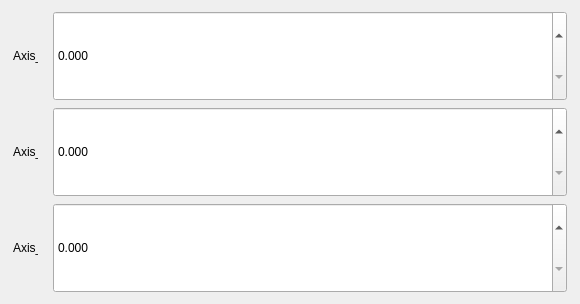
Qt form data/gui_forms/widgets/ui_axes_editor.ui (m4nh/ars) before a commit.
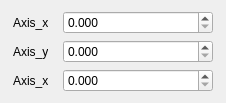
The same form after that commit.

What changed in the file:
```diff
--- a/data/gui_forms/widgets/ui_axes_editor.ui
+++ b/data/gui_forms/widgets/ui_axes_editor.ui
@@ -6,8 +6,8 @@
    <rect>
     <x>0</x>
     <y>0</y>
-    <width>580</width>
-    <height>304</height>
+    <width>208</width>
+    <height>94</height>
    </rect>
   </property>
   <property name="sizePolicy">
@@ -44,7 +44,7 @@
        </property>
        <property name="maximumSize">
         <size>
-         <width>25</width>
+         <width>35</width>
          <height>16777215</height>
         </size>
        </property>
@@ -61,6 +61,12 @@
          <verstretch>0</verstretch>
         </sizepolicy>
        </property>
+       <property name="minimumSize">
+        <size>
+         <width>150</width>
+         <height>0</height>
+        </size>
+       </property>
        <property name="accelerated">
         <bool>true</bool>
        </property>
@@ -92,7 +98,7 @@
        </property>
        <property name="maximumSize">
         <size>
-         <width>25</width>
+         <width>35</width>
          <height>16777215</height>
         </size>
        </property>
@@ -109,6 +115,12 @@
          <verstretch>0</verstretch>
         </sizepolicy>
        </property>
+       <property name="minimumSize">
+        <size>
+         <width>150</width>
+         <height>0</height>
+        </size>
+       </property>
        <property name="accelerated">
         <bool>true</bool>
        </property>
@@ -140,7 +152,7 @@
        </property>
        <property name="maximumSize">
         <size>
-         <width>25</width>
+         <width>35</width>
          <height>16777215</height>
         </size>
        </property>
@@ -157,6 +169,12 @@
          <verstretch>0</verstretch>
         </sizepolicy>
        </property>
+       <property name="minimumSize">
+        <size>
+         <width>150</width>
+         <height>0</height>
+        </size>
+       </property>
        <property name="accelerated">
         <bool>true</bool>
        </property>
```
